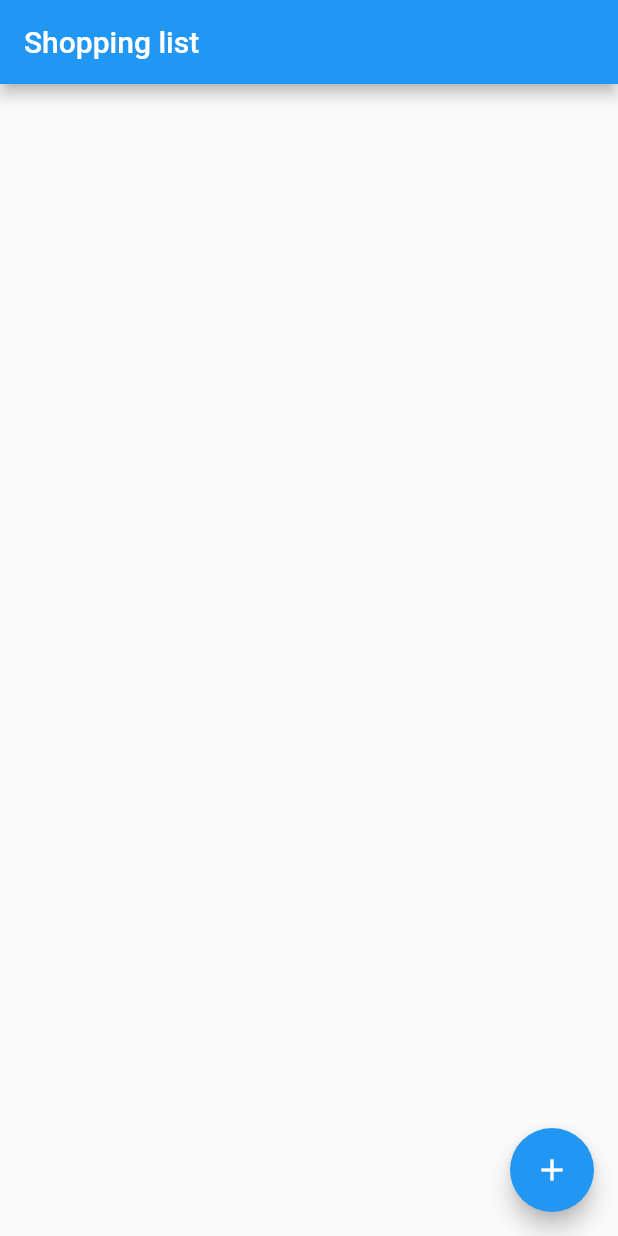
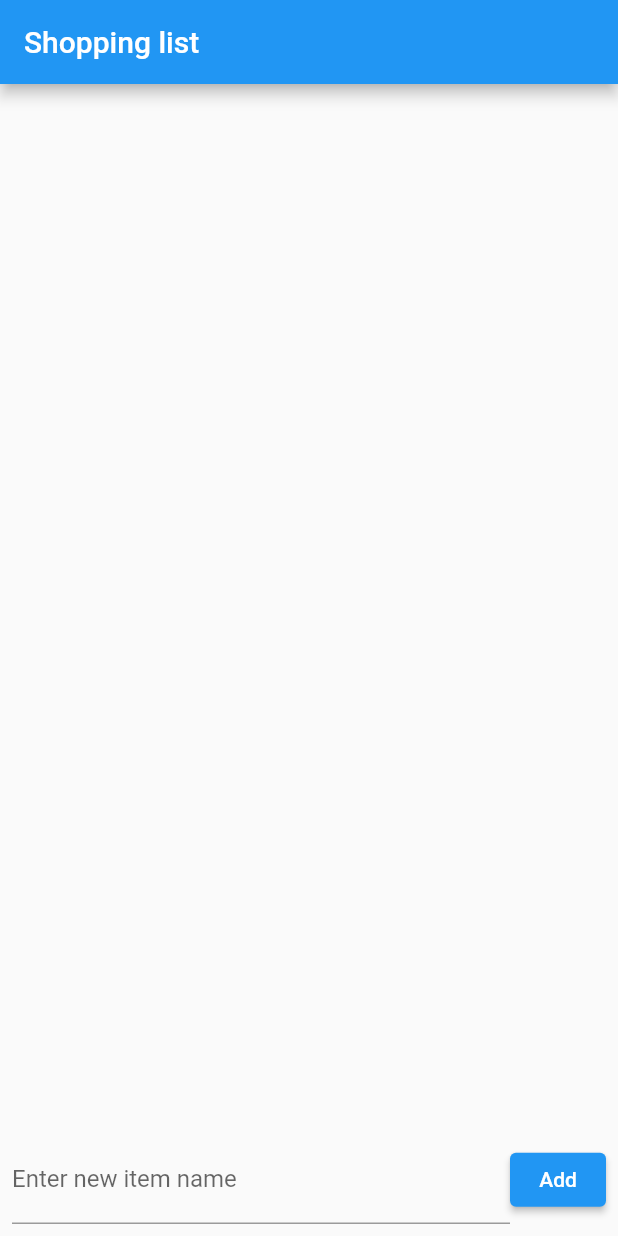
Before and after one commit to Elizav555/Firebase, a Flutter app: the screen it shows after launch, on a phone screen of 412 x 824 dp. Run offline on Flutter 3.47's test engine with Material 2 defaults, Android fonts, the light colour scheme and no system bars; our stand-ins replace bloc, cloud_firestore, firebase_core, firebase_storage, flutter_bloc; accounts and stored records are empty.

Commit message:
in progress

```diff
--- a/lib/app.dart
+++ b/lib/app.dart
@@ -1,23 +1,18 @@
 import 'package:firebase/pages/list_page.dart';
-import 'package:firebase/state/app_notifier.dart';
 import 'package:flutter/material.dart';
-import 'package:provider/provider.dart';
 
 class MyApp extends StatelessWidget {
   const MyApp({Key? key}) : super(key: key);
 
   @override
   Widget build(BuildContext context) {
-    return ChangeNotifierProvider<AppStateNotifier>(
-      create: (_) => AppStateNotifier(),
-      child: MaterialApp(
-        debugShowCheckedModeBanner: false,
-        title: 'Firebase',
-        theme: ThemeData(
-          primarySwatch: Colors.blue,
-        ),
-        home: const ListPage(title: 'Shopping list'),
+    return MaterialApp(
+      debugShowCheckedModeBanner: false,
+      title: 'Firebase',
+      theme: ThemeData(
+        primarySwatch: Colors.blue,
       ),
+      home: ListPage(title: 'Shopping list'),
     );
   }
 }
--- a/lib/pages/list_page.dart
+++ b/lib/pages/list_page.dart
@@ -1,85 +1,80 @@
-import 'dart:math';
-
-import 'package:firebase/model/buy_item.dart';
-import 'package:firebase/state/app_notifier.dart';
+import 'package:firebase/database/shopping_db.dart';
 import 'package:firebase/widgets/buy_item_widget.dart';
 import 'package:flutter/material.dart';
-import 'package:provider/provider.dart';
+import 'package:flutter_bloc/flutter_bloc.dart';
 
-class ListPage extends StatefulWidget {
-  const ListPage({Key? key, required this.title}) : super(key: key);
+import '../state/app_bloc.dart';
+import '../state/app_events.dart';
+import '../state/app_state.dart';
+
+class ListPage extends StatelessWidget {
+  ListPage({Key? key, required this.title}) : super(key: key);
 
   final String title;
-
-  @override
-  State<StatefulWidget> createState() => ListPageState();
-}
-
-class ListPageState extends State<ListPage> {
-  @override
-  void initState() {
-    context.read<AppStateNotifier>().getBackgroundImageURL();
-    super.initState();
-  }
+  final TextEditingController _inputController = TextEditingController();
 
   @override
   Widget build(BuildContext context) {
-    final state = context.watch<AppStateNotifier>().state;
-    return Scaffold(
+    return RepositoryProvider<ShoppingDB>(
+      create: (_) => ShoppingDBImpl()..getAllItemsStream(),
+      child: BlocProvider(
+        create: (context) => AppBloc(RepositoryProvider.of(context)),
+        child: Scaffold(
           appBar: AppBar(
-        title: Text(widget.title),
+            title: Text(title),
           ),
-      body: Column(
+          body: BlocBuilder<AppBloc, AppState>(builder: (context, state) {
+            if (state is AppHasDataState) {
+              return Column(
                 children: [
                   Expanded(
-              // child: ListView.builder(
-              //   itemBuilder: (BuildContext context, int index) {
-            //     Function(bool?, BuyItem) onChecked =
-            //         (bool? isChecked, BuyItem item) {
-            //       if (isChecked != null) {
-            //         context
-            //             .read<AppStateNotifier>()
-            //             .checkItem(item.id, isChecked);
-              //         _dbInteractor
-              //             .updateBuyItem(item.id, {"isPurchased": isChecked});
-              //       }
-              //     };
-              //     return BuyItemWidget(
-              //         item: state.shoppingList.elementAt(index),
-              //         onChecked: onChecked);
-              //   },
-              //   itemCount: state.shoppingList.length,
-              // ),
                       child: Container(
-            decoration: BoxDecoration(
-                image: state.backgroundImageURL != null
-                    ? DecorationImage(
-                        fit: BoxFit.fill,
-                        image: NetworkImage(state.backgroundImageURL!))
-                    : null),
-            child: StreamBuilder<List<BuyItem>>(
-                stream: state.getListStream(),
-                builder: (context, snapshot) {
-                  return ListView(
-                    children: snapshot.hasData
-                        ? snapshot.data!
+                          // decoration: BoxDecoration(
+                          //     image: state.backgroundImageURL != null
+                          //         ? DecorationImage(
+                          //             fit: BoxFit.fill,
+                          //             image: NetworkImage(state.backgroundImageURL!))
+                          //         : null),
+                          child: ListView(
+                    children: state.data
                         .map((item) => BuyItemWidget(
                             item: item,
-                                onChecked: (String id, bool isChecked) =>
-                                    state.updateItem(id, isChecked)))
-                            .toList()
-                        : <Widget>[],
-                  );
-                }),
-          )),
+                            onChecked: (String id, bool isChecked) => context
+                                .read<AppBloc>()
+                                .add(UpdateItemEvent(id, isChecked))))
+                        .toList(),
+                  ))),
+                  Padding(
+                    padding: const EdgeInsets.all(8.0),
+                    child: Row(
+                      children: [
+                        Expanded(
+                          child: TextField(
+                            controller: _inputController,
+                            decoration: const InputDecoration(
+                              labelText: 'Enter new item name',
+                            ),
+                          ),
+                        ),
+                        ElevatedButton(
+                          child: const Text('Add'),
+                          onPressed: () {
+                            context
+                                .read<AppBloc>()
+                                .add(AddItemEvent(_inputController.value.text));
+                            _inputController.text = '';
+                          },
+                        ),
                       ],
                     ),
-      floatingActionButton: FloatingActionButton(
-        onPressed: () {
-          state.addItem(Random().nextInt(100));
-        },
-        tooltip: 'Add new BuyItem',
-        child: const Icon(Icons.add),
+                  ),
+                ],
+              );
+            } else {
+              return const Center(child: CircularProgressIndicator());
+            }
+          }),
+        ),
       ),
     );
   }
--- /dev/null
+++ b/lib/state/app_bloc.dart
@@ -0,0 +1,31 @@
+import 'package:bloc/bloc.dart';
+import 'package:firebase/database/shopping_db.dart';
+
+import '../model/buy_item.dart';
+import 'app_events.dart';
+import 'app_state.dart';
+
+class AppBloc extends Bloc<AppEvent, AppState> {
+  final ShoppingDB db;
+
+  AppBloc(this.db) : super(AppLoadingState()) {
+    db.getAllItemsStream().listen((data) => add(HasDataEvent(data)));
+    on<HasDataEvent>(handleHasDataEvent);
+    on<AddItemEvent>(handleAddItemEvent);
+    on<UpdateItemEvent>(handleUpdateItemEvent);
+  }
+
+  void handleHasDataEvent(HasDataEvent event, Emitter<AppState> emit) {
+    final convertedData =
+        event.data.map((pair) => BuyItem.fromDB(pair.key, pair.value)).toList();
+    emit(AppHasDataState(convertedData));
+  }
+
+  void handleAddItemEvent(AddItemEvent event, Emitter<AppState> emit) {
+    db.addBuyItem(event.itemName);
+  }
+
+  void handleUpdateItemEvent(UpdateItemEvent event, Emitter<AppState> emit) {
+    db.updateBuyItem(event.id, {"isPurchased": event.isPurchased});
+  }
+}
--- /dev/null
+++ b/lib/state/app_events.dart
@@ -0,0 +1,23 @@
+import '../database/buy_item_db.dart';
+import '../utils/pair.dart';
+
+abstract class AppEvent {}
+
+class HasDataEvent extends AppEvent {
+  final List<Pair<String, BuyItemDB>> data;
+
+  HasDataEvent(this.data);
+}
+
+class AddItemEvent extends AppEvent {
+  final String itemName;
+
+  AddItemEvent(this.itemName);
+}
+
+class UpdateItemEvent extends AppEvent {
+  final String id;
+  final bool isPurchased;
+
+  UpdateItemEvent(this.id, this.isPurchased);
+}
--- a/lib/state/app_state.dart
+++ b/lib/state/app_state.dart
@@ -1,40 +1,11 @@
-import 'package:firebase/model/buy_item.dart';
-import 'package:firebase/storage/storage_interactor.dart';
+import '../model/buy_item.dart';
 
-import '../database/db_interactor.dart';
+abstract class AppState {}
 
-// class AppState {
-//   List<BuyItem> shoppingList = [];
-//
-//   AppState.empty();
-//
-//   AppState({required this.shoppingList});
-//
-//   void addItem(BuyItem newItem) {
-//     shoppingList.add(newItem);
-//   }
-//
-//   void checkItem(String id, bool isChecked) {
-//     shoppingList.firstWhere((item) => item.id == id).isPurchased = isChecked;
-//   }
-// }
+class AppLoadingState extends AppState {}
 
-class AppState {
-  final _dbInteractor = ShoppingDBInteractor();
+class AppHasDataState extends AppState {
+  final List<BuyItem> data;
 
-  Future<BuyItem> addItem(int index) async {
-    return await _dbInteractor.addBuyItem("NewItem$index");
-  }
-
-  Stream<List<BuyItem>> getListStream() => _dbInteractor.getListStream();
-
-  Future<void> updateItem(String id, bool isChecked) =>
-      _dbInteractor.updateBuyItem(id, {"isPurchased": isChecked});
-
-  final _storageInteractor = StorageInteractor();
-
-  Future<String> getBackgroundImageURL() =>
-      _storageInteractor.getBackgroundImage();
-
-  String? backgroundImageURL;
+  AppHasDataState(this.data);
 }
--- a/pubspec.yaml
+++ b/pubspec.yaml
@@ -48,7 +48,7 @@ dev_dependencies:
   # package. See that file for information about deactivating specific lint
   # rules and activating additional ones.
   flutter_lints: ^2.0.0
-  provider: ^6.0.3
+  flutter_bloc: ^8.0.1
 # For information on the generic Dart part of this file, see the
 # following page: https://dart.dev/tools/pub/pubspec
 
```
Also changed, not shown: lib/database/db_interactor.dart (deleted, +0 -27 lines), lib/database/shopping_db.dart (+17 -1 lines), lib/state/app_notifier.dart (deleted, +0 -41 lines), lib/storage/storage.dart (+6 -1 lines), lib/storage/storage_interactor.dart (deleted, +0 -7 lines). Lines whose indentation alone changed are shown as unchanged.
